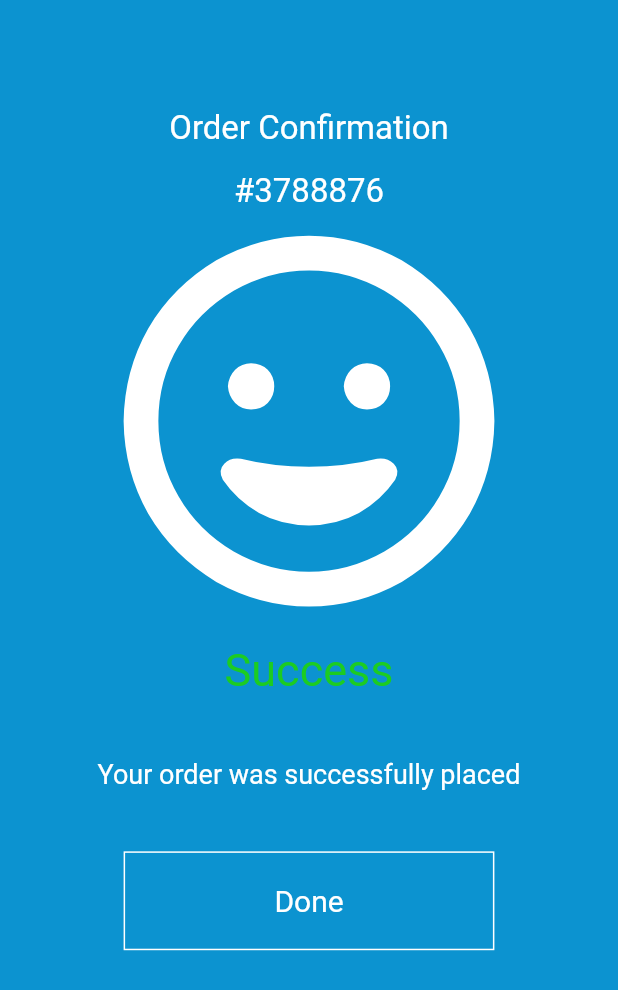
After one commit to Sheikh12345/Green-Clean_getx, a Flutter app: the OrderConfirmation screen opened directly, on a phone screen of 412 x 824 dp. The commit adds this screen. Shown: the top 990 px of the screen. Run offline on Flutter 3.47's test engine with Material 2 defaults, Android fonts, the phone set to English and light mode, and no system bars; drawn by our look-alikes of auto_size_text; our stand-ins replace bottom_navy_bar, font_awesome_flutter, get.

Commit message:
Second commit

```diff
--- a/lib/main.dart
+++ b/lib/main.dart
@@ -1,9 +1,12 @@
 import 'package:flutter/material.dart';
+import 'package:flutter/services.dart';
 import 'package:get/get.dart';
 import 'package:green_and_clean/service_binder.dart';
 import 'package:green_and_clean/utils/route_helper.dart';
 
-void main() {
+void main() async {
+  WidgetsFlutterBinding.ensureInitialized();
+  await SystemChrome.setPreferredOrientations([DeviceOrientation.portraitUp]);
   runApp(const MyApp());
 }
 
@@ -17,9 +20,7 @@ class MyApp extends StatelessWidget {
       title: 'Green & Clean',
       initialBinding: AppServiceBinder(),
       theme: ThemeData(
-        primarySwatch: Colors.green,
-        primaryColor: const Color(0xff009D06)
-      ),
+          primarySwatch: Colors.green, primaryColor: const Color(0xff009D06)),
       debugShowCheckedModeBanner: false,
       getPages: RouteHelper.routes,
       initialRoute: "/",
--- a/lib/utils/route_helper.dart
+++ b/lib/utils/route_helper.dart
@@ -1,10 +1,9 @@
-
 import 'package:get/get.dart';
 
 import '../views/navigation/navigation_page.dart';
 
 class RouteHelper {
-  static List<GetPage> routes =[
-      GetPage(name: "/", page: ()=>NavigationPage())
+  static List<GetPage> routes = [
+    GetPage(name: "/", page: () => NavigationPage())
   ];
 }
--- a/lib/views/home/home_stack/add_payment_page.dart
+++ b/lib/views/home/home_stack/add_payment_page.dart
@@ -26,15 +26,15 @@ class AddPaymentMethod extends StatelessWidget {
         SizedBox(height: height*0.02,),
         Expanded(child: Container(
           padding: EdgeInsets.symmetric(horizontal: width*0.05),
-          decoration: BoxDecoration(
+          decoration: const BoxDecoration(
               color: Colors.white,
-              borderRadius:  BorderRadius.only(topRight: Radius.circular(25),topLeft: Radius.circular(25))
+              borderRadius:  const BorderRadius.only(topRight: const Radius.circular(25),topLeft: const Radius.circular(25))
           ),
           child: Column(
             crossAxisAlignment: CrossAxisAlignment.stretch,
             children: [
             SizedBox(height: height*0.03,),
-            Center(child: const AutoSizeText("Please add credit card or debit card detail",style: TextStyle(color: Colors.grey,fontWeight: FontWeight.w500,fontSize: 16),)),
+            const Center(child: AutoSizeText("Please add credit card or debit card detail",style: TextStyle(color: Colors.grey,fontWeight: FontWeight.w500,fontSize: 16),)),
             SizedBox(height: height*0.02,),
               Card(child: Column(children: [],),)
           ],),
--- /dev/null
+++ b/lib/views/widgets/order_confirmation.dart
@@ -0,0 +1,82 @@
+import 'package:auto_size_text/auto_size_text.dart';
+import 'package:flutter/material.dart';
+import 'package:font_awesome_flutter/font_awesome_flutter.dart';
+import 'package:get/get.dart';
+
+class OrderConfirmation extends StatelessWidget {
+  const OrderConfirmation({Key? key}) : super(key: key);
+
+  @override
+  Widget build(BuildContext context) {
+    final height = Get.height;
+    final width = Get.width;
+    final theme = Theme.of(context);
+    return Scaffold(
+      backgroundColor: Color(0xff0C93D0),
+      body: Container(
+        width: width,
+        child: Column(
+          crossAxisAlignment: CrossAxisAlignment.center,
+          children: [
+            SizedBox(
+              height: kToolbarHeight + height * 0.02,
+            ),
+            AutoSizeText(
+              "Order Confirmation",
+              style: TextStyle(color: Colors.white),
+              presetFontSizes: [22, 20],
+            ),
+            SizedBox(
+              height: height * 0.02,
+            ),
+            AutoSizeText(
+              "#3788876",
+              style: TextStyle(color: Colors.white),
+              presetFontSizes: [22, 20],
+            ),
+            SizedBox(
+              height: height * 0.02,
+            ),
+            FaIcon(
+              FontAwesomeIcons.faceGrin,
+              size: width * 0.6,
+              color: Colors.white,
+            ),
+            SizedBox(
+              height: height * 0.03,
+            ),
+            AutoSizeText(
+              "Success",
+              style: TextStyle(color: Color.fromARGB(255, 28, 204, 34)),
+              presetFontSizes: [30, 24, 22, 20, 18],
+            ),
+            SizedBox(
+              height: height * 0.05,
+            ),
+            AutoSizeText(
+              "Your order was successfully placed",
+              presetFontSizes: [18],
+              style: TextStyle(color: Colors.white),
+            ),
+            SizedBox(
+              height: height * 0.05,
+            ),
+            Container(
+              height: height * 0.08,
+              width: width * 0.6,
+              decoration:
+                  BoxDecoration(border: Border.all(color: Colors.white)),
+              child: Center(
+                child: AutoSizeText(
+                  "Done",
+                  style: TextStyle(color: Colors.white),
+                  presetFontSizes: [20, 18],
+                ),
+              ),
+            )
+          ],
+        ),
+      ),
+    );
+  }
+}
```
